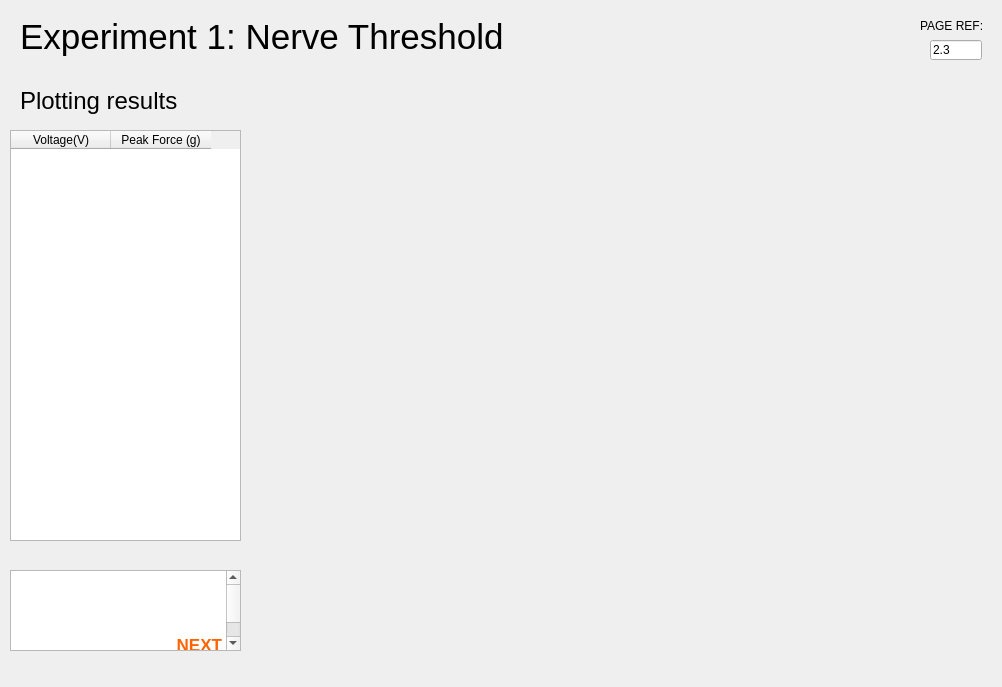
This is rsc/ui/experiment1_nerve_treshold_three.ui in KarinaKarenik/Skeletal-Muscle-Contraction-Lab as Qt 5 draws it before an edit. The edited form follows.
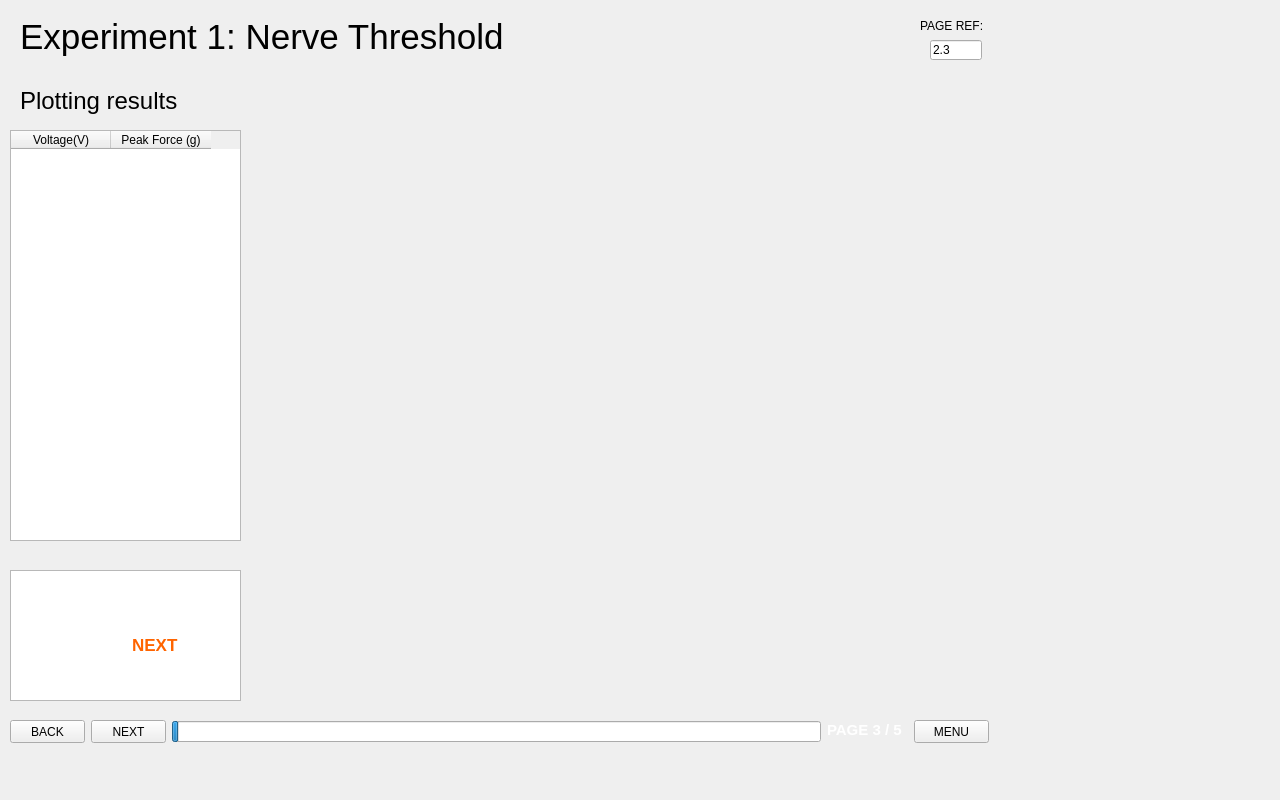
This is the edited form.

Diff of the .ui file:
```diff
--- a/rsc/ui/experiment1_nerve_treshold_three.ui
+++ b/rsc/ui/experiment1_nerve_treshold_three.ui
@@ -6,8 +6,8 @@
    <rect>
     <x>0</x>
     <y>0</y>
-    <width>1002</width>
-    <height>687</height>
+    <width>1280</width>
+    <height>800</height>
    </rect>
   </property>
   <property name="windowTitle">
@@ -245,7 +245,7 @@
       <x>10</x>
       <y>570</y>
       <width>231</width>
-      <height>81</height>
+      <height>131</height>
      </rect>
     </property>
     <property name="html">
```
